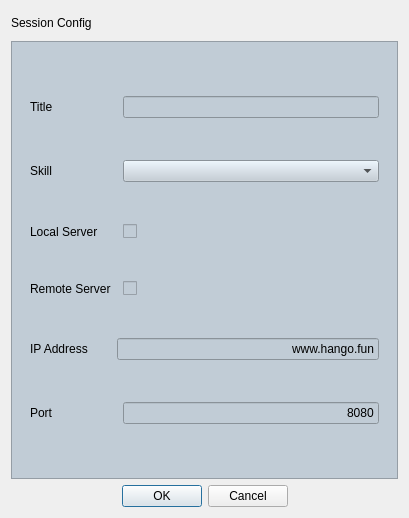
Before: the Qt Designer form src/home_page/NewSessionDialog.ui in hanjingo/rag-qt, drawn with Qt 5.
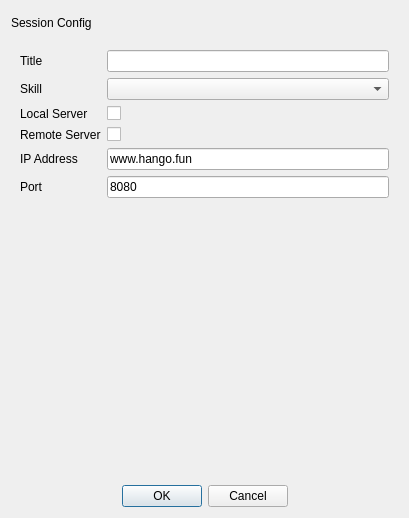
After: the same form once the commit is applied.

```diff
--- a/src/home_page/NewSessionDialog.ui
+++ b/src/home_page/NewSessionDialog.ui
@@ -13,8 +13,6 @@
   <property name="windowTitle">
    <string>New Session</string>
   </property>
-  <layout class="QGridLayout" name="gridLayout">
-   <item row="0" column="0">
     <layout class="QVBoxLayout" name="verticalLayout">
      <item>
       <widget class="QLabel" name="lblConfigTitle">
@@ -36,33 +34,9 @@
       </widget>
      </item>
      <item>
-      <widget class="QScrollArea" name="scrollArea">
-       <property name="enabled">
-        <bool>true</bool>
-       </property>
-       <property name="styleSheet">
-        <string notr="true">background-color:#C1CCD6;</string>
-       </property>
-       <property name="horizontalScrollBarPolicy">
-        <enum>Qt::ScrollBarPolicy::ScrollBarAlwaysOff</enum>
-       </property>
-       <property name="widgetResizable">
-        <bool>true</bool>
-       </property>
-       <widget class="QWidget" name="backWgt">
-        <property name="geometry">
-         <rect>
-          <x>0</x>
-          <y>0</y>
-          <width>387</width>
-          <height>437</height>
-         </rect>
-        </property>
-        <layout class="QGridLayout" name="gridLayout_5">
-         <item row="0" column="0">
           <widget class="QWidget" name="wgtBasic" native="true">
-           <layout class="QGridLayout" name="gridLayout_2">
-            <item row="0" column="0" colspan="2">
+     <layout class="QFormLayout" name="formLayout">
+      <item row="0" column="0">
              <widget class="QLabel" name="lblTitle">
               <property name="font">
                <font>
@@ -75,7 +49,7 @@
               </property>
              </widget>
             </item>
-            <item row="0" column="2">
+      <item row="0" column="1">
              <widget class="QLineEdit" name="editTitle">
               <property name="font">
                <font>
@@ -86,15 +60,12 @@
               <property name="text">
                <string/>
               </property>
-              <property name="alignment">
-               <set>Qt::AlignmentFlag::AlignRight|Qt::AlignmentFlag::AlignTrailing|Qt::AlignmentFlag::AlignVCenter</set>
-              </property>
               <property name="placeholderText">
                <string/>
               </property>
              </widget>
             </item>
-            <item row="1" column="0" colspan="2">
+      <item row="1" column="0">
              <widget class="QLabel" name="lblSkill">
               <property name="font">
                <font>
@@ -107,7 +78,7 @@
               </property>
              </widget>
             </item>
-            <item row="1" column="2">
+      <item row="1" column="1">
              <widget class="QComboBox" name="comboSkill">
               <property name="font">
                <font>
@@ -117,7 +88,7 @@
               </property>
              </widget>
             </item>
-            <item row="2" column="0" colspan="2">
+      <item row="2" column="0">
              <widget class="QLabel" name="lblLocalServer">
               <property name="font">
                <font>
@@ -130,7 +101,7 @@
               </property>
              </widget>
             </item>
-            <item row="2" column="2">
+      <item row="2" column="1">
              <widget class="QCheckBox" name="checkLocal">
               <property name="text">
                <string/>
@@ -150,7 +121,7 @@
               </property>
              </widget>
             </item>
-            <item row="3" column="2">
+      <item row="3" column="1">
              <widget class="QCheckBox" name="checkRemote">
               <property name="text">
                <string/>
@@ -170,7 +141,7 @@
               </property>
              </widget>
             </item>
-            <item row="4" column="1" colspan="2">
+      <item row="4" column="1">
              <widget class="QLineEdit" name="editRemoteIP">
               <property name="font">
                <font>
@@ -181,15 +152,12 @@
               <property name="text">
                <string>www.hango.fun</string>
               </property>
-              <property name="alignment">
-               <set>Qt::AlignmentFlag::AlignRight|Qt::AlignmentFlag::AlignTrailing|Qt::AlignmentFlag::AlignVCenter</set>
-              </property>
               <property name="placeholderText">
                <string>请输入IP地址</string>
               </property>
              </widget>
             </item>
-            <item row="5" column="0" colspan="2">
+      <item row="5" column="0">
              <widget class="QLabel" name="lblRemotePort">
               <property name="font">
                <font>
@@ -202,7 +170,7 @@
               </property>
              </widget>
             </item>
-            <item row="5" column="2">
+      <item row="5" column="1">
              <widget class="QLineEdit" name="editRemotePort">
               <property name="font">
                <font>
@@ -213,9 +181,6 @@
               <property name="text">
                <string>8080</string>
               </property>
-              <property name="alignment">
-               <set>Qt::AlignmentFlag::AlignRight|Qt::AlignmentFlag::AlignTrailing|Qt::AlignmentFlag::AlignVCenter</set>
-              </property>
               <property name="placeholderText">
                <string>请输入默认网关</string>
               </property>
@@ -224,13 +189,7 @@
            </layout>
           </widget>
          </item>
-        </layout>
-       </widget>
-      </widget>
-     </item>
-    </layout>
-   </item>
-   <item row="1" column="0">
+   <item>
     <widget class="QDialogButtonBox" name="btnBoxConfirm">
      <property name="locale">
       <locale language="English" country="UnitedStates"/>
```
Lines whose indentation alone changed are shown as unchanged.
